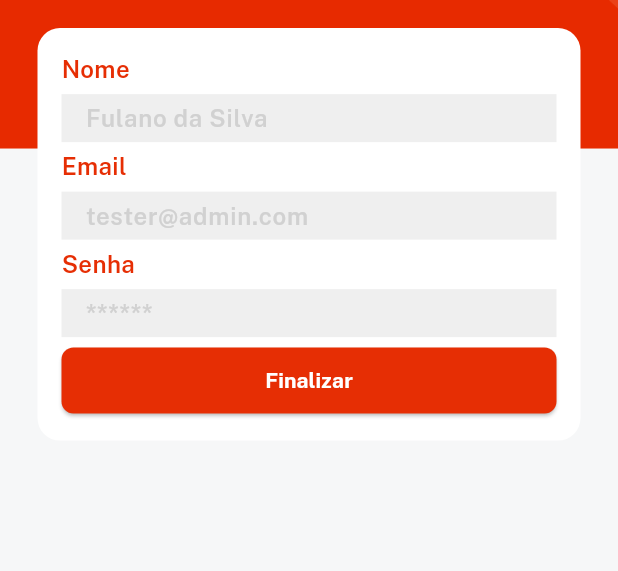
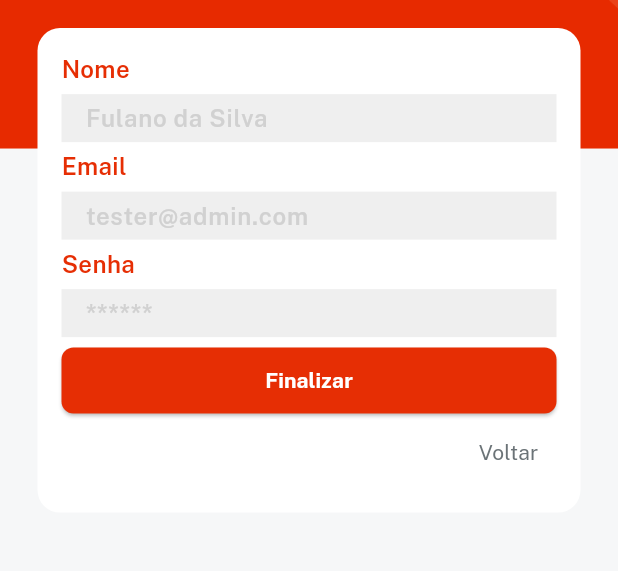
Before and after one commit to joaopaulopmedeiros/qualquercoisavinteconto-mobile, a Flutter app: the SignUpScreen screen opened by its route, on a phone screen of 412 x 824 dp, the part 283-854 px from its top. Run offline on Flutter 3.47's test engine with Material 3 defaults, Android fonts, the phone set to English and light mode, and no system bars; our stand-ins replace velocity_x.

Commit message:
feat: user routing

```diff
--- a/lib/screens/signup_screen.dart
+++ b/lib/screens/signup_screen.dart
@@ -26,12 +26,7 @@ class _SignUpScreenState extends State<SignUpScreen> {
             (context.screenHeight * 0.1).heightBox,
             appLogoWidget(),
             10.heightBox,
-            "Primeiro Acesso"
-                .text
-                .fontFamily(bold)
-                .white
-                .size(18)
-                .make(),
+            "Primeiro Acesso".text.fontFamily(bold).white.size(18).make(),
             12.heightBox,
             Column(
               children: [
@@ -46,6 +41,15 @@ class _SignUpScreenState extends State<SignUpScreen> {
                     .box
                     .width(context.screenWidth - 50)
                     .make(),
+                Align(
+                  alignment: Alignment.centerRight,
+                  child: TextButton(
+                    onPressed: () {
+                      Navigator.pop(context);
+                    },
+                    child: "Voltar".text.color(fontGrey).make(),
+                  ),
+                )
               ],
             )
                 .box
```
